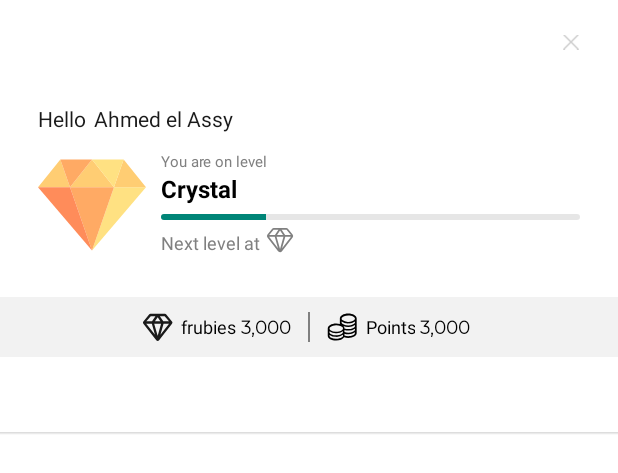
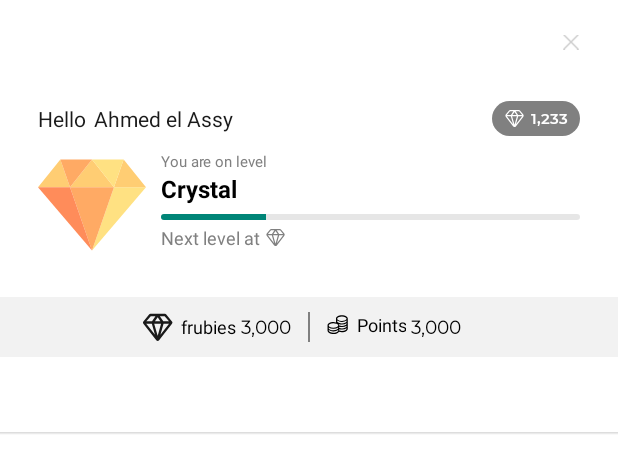
Before and after one commit to gameballers/gameball-android, an Android app: the layout fragment_main_container.xml on its own in the app's theme, with its tools: preview values and no code run, on a phone screen of 412 x 824 dp. Shown: the top 473 px of the screen. Run offline under Robolectric (Android 15) with nearby library versions, the phone set to English and light mode, and no system bars; network calls fail.

Commit message:
Rank wallet visibility (#2)
* add single points system design, call bot settings before getting player info

* fix mission percentage value

```diff
--- a/gameballsdk/src/main/java/com/gameball/androidx/model/response/Mission.java
+++ b/gameballsdk/src/main/java/com/gameball/androidx/model/response/Mission.java
@@ -76,8 +76,8 @@ public class Mission {
         return rewardPoints;
     }
 
-    public Integer getCompletionPercentage() {
-        return completionPercentage.intValue();
+    public Double getCompletionPercentage() {
+        return completionPercentage * 100;
     }
 
     public ArrayList<Game> getQuestChallenges() {
--- a/gameballsdk/src/main/java/com/gameball/androidx/views/mainContainer/MainContainerContract.java
+++ b/gameballsdk/src/main/java/com/gameball/androidx/views/mainContainer/MainContainerContract.java
@@ -11,6 +11,7 @@ public interface MainContainerContract {
     {
         void onProfileInfoLoaded(PlayerAttributes playerAttributes, Level nextLevel);
         void showNoInterNetConnection();
+        void updateBotSettings();
     }
 
     interface Presenter extends BasePresenter
--- a/gameballsdk/src/main/java/com/gameball/androidx/views/profile/MissionChallengesAdapter.java
+++ b/gameballsdk/src/main/java/com/gameball/androidx/views/profile/MissionChallengesAdapter.java
@@ -47,6 +47,7 @@ public class MissionChallengesAdapter extends RecyclerView.Adapter<MissionChalle
     @Override
     public void onBindViewHolder(@NonNull ItemRowHolder holder, int position) {
         Game item = mData.get(position);
+        holder.challengeProgress.setProgress(1);
 
         ImageDownloader.downloadImage(context, holder.icon, item.getIcon());
         holder.name.setText(item.getGameName());
@@ -81,7 +82,6 @@ public class MissionChallengesAdapter extends RecyclerView.Adapter<MissionChalle
                 holder.challengeProgress.setVisibility(View.VISIBLE);
                 holder.challengeAchievedCount.setVisibility(View.GONE);
                 holder.lockedIndicator.setVisibility(View.GONE);
-
                 holder.challengeProgress.setProgress(item.getCompletionPercentage().intValue());
             }
         }
--- a/gameballsdk/src/main/java/com/gameball/androidx/views/profile/MissionsAdapter.java
+++ b/gameballsdk/src/main/java/com/gameball/androidx/views/profile/MissionsAdapter.java
@@ -73,7 +73,7 @@ public class MissionsAdapter extends RecyclerView.Adapter<MissionsAdapter.ItemRo
             if (item.getCompletionPercentage() != null)
                 holder.missionCompletionPercentage.setText(
                         context.getString(R.string.percentage,
-                                item.getCompletionPercentage())
+                                item.getCompletionPercentage().intValue())
                 );
         } else {
             holder.greenCheckIcon.setVisibility(View.VISIBLE);
--- a/gameballsdk/src/main/res/drawable/ic_diamon_outline.xml
+++ b/gameballsdk/src/main/res/drawable/ic_diamon_outline.xml
@@ -1,6 +1,6 @@
 <vector xmlns:android="http://schemas.android.com/apk/res/android"
-    android:width="20dp"
-    android:height="20dp"
+    android:width="14dp"
+    android:height="14dp"
     android:viewportWidth="20"
     android:viewportHeight="20">
   <group>
--- a/gameballsdk/src/main/res/drawable/ic_points.xml
+++ b/gameballsdk/src/main/res/drawable/ic_points.xml
@@ -1,6 +1,6 @@
 <vector xmlns:android="http://schemas.android.com/apk/res/android"
-    android:width="20dp"
-    android:height="20dp"
+    android:width="14dp"
+    android:height="14dp"
     android:viewportWidth="20"
     android:viewportHeight="20">
   <group>
--- a/gameballsdk/src/main/res/layout/fragment_main_container.xml
+++ b/gameballsdk/src/main/res/layout/fragment_main_container.xml
@@ -59,16 +59,36 @@
                         android:layout_marginLeft="5dp"
                         android:layout_marginEnd="25dp"
                         android:layout_marginRight="25dp"
-
                         android:scrollbarSize="16sp"
                         android:textColor="#1a1a1a"
-
                         app:layout_constraintEnd_toEndOf="parent"
                         app:layout_constraintStart_toEndOf="@id/hello_txt"
                         app:layout_constraintTop_toTopOf="@id/hello_txt"
                         tools:text="Ahmed el Assy"
                         android:textSize="14sp"
                         />
+
+                    <TextView
+                        android:id="@+id/single_points"
+                        android:layout_width="wrap_content"
+                        android:layout_height="wrap_content"
+                        app:layout_constraintTop_toTopOf="@id/txt_player_name"
+                        app:layout_constraintBottom_toBottomOf="@id/txt_player_name"
+                        app:layout_constraintEnd_toEndOf="parent"
+                        android:layout_marginEnd="25dp"
+                        android:paddingTop="4.5dp"
+                        android:paddingBottom="4.5dp"
+                        android:paddingStart="8dp"
+                        android:paddingEnd="8dp"
+                        android:drawablePadding="3dp"
+                        android:drawableTint="@android:color/white"
+                        tools:drawableStart="@drawable/ic_diamon_outline"
+                        tools:text="1,233"
+                        android:textColor="@android:color/white"
+                        android:textSize="10sp"
+                        android:gravity="center"
+                        android:fontFamily="@font/montserrat_semi_bold"
+                        android:background="@drawable/round_grey_bg" />
 
                     <ImageView
                         android:id="@+id/level_logo"
--- a/gameballsdk/src/main/res/layout/mission_challenges_item_layout.xml
+++ b/gameballsdk/src/main/res/layout/mission_challenges_item_layout.xml
@@ -56,7 +56,7 @@
         app:layout_constraintEnd_toEndOf="parent"
         android:progressDrawable="@drawable/circular_progress_bar"
         style="@style/Widget.AppCompat.ProgressBar.Horizontal"
-        android:rotation="-90" />
+        android:rotation="270" />
 
     <androidx.constraintlayout.widget.Barrier
         android:id="@+id/end_items_barrier"
--- a/testappwithoutfirebase/src/main/java/com/example/testappwithoutfirebase/MainActivity.java
+++ b/testappwithoutfirebase/src/main/java/com/example/testappwithoutfirebase/MainActivity.java
@@ -182,10 +182,10 @@ public class MainActivity extends AppCompatActivity implements View.OnClickListe
                     Action action = new Action();
 
                 HashMap<String, Object> metaData = new HashMap<>();
-                metaData.put("Amount", 5000);
+//                metaData.put("Amount", 5000);
 
 
-                action.addEvent("Buy", metaData);
+                action.addEvent("add to cart", metaData);
 
                 gameBallApp.addAction(action, new Callback()
                 {
```
Also changed, not shown: gameballsdk/src/main/java/com/gameball/androidx/views/mainContainer/MainContainerFragment.java (+40 -4 lines), gameballsdk/src/main/java/com/gameball/androidx/views/mainContainer/MainContainerPresenter.java (+23 -0 lines), gameballsdk/src/main/java/com/gameball/androidx/views/profile/ProfileFragment.java (+8 -2 lines), gameballsdk/src/main/res/layout/fragment_profile.xml (+3 -4 lines).
